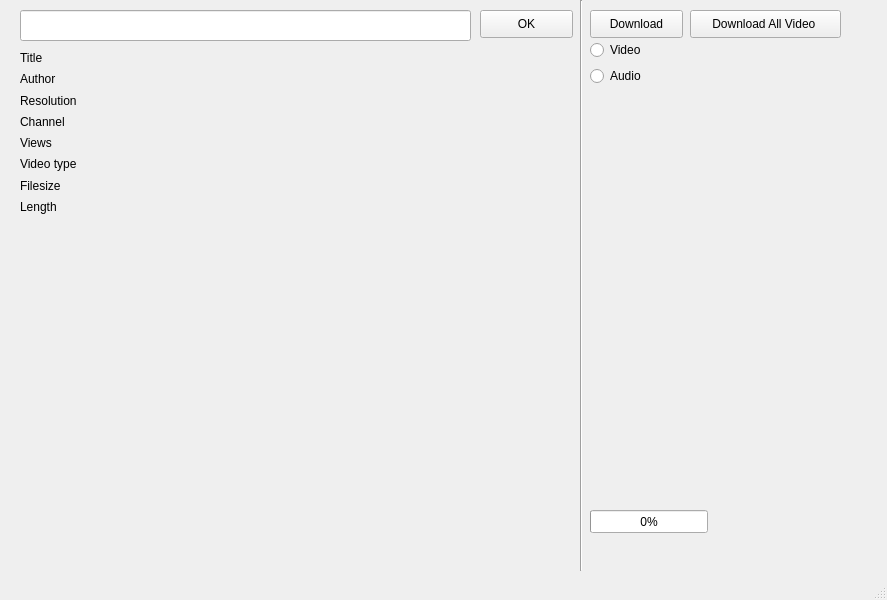
The window that Downloader.ui (ml37/Copilot-test) describes before a commit, drawn with Qt 5.
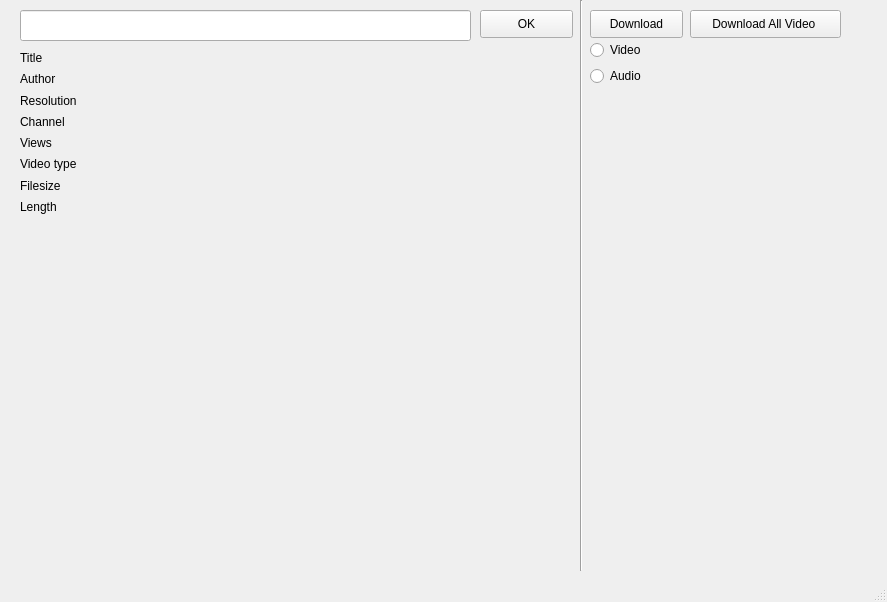
The same window after the commit.

```diff
--- a/Downloader.ui
+++ b/Downloader.ui
@@ -7,7 +7,7 @@
     <x>0</x>
     <y>0</y>
     <width>887</width>
-    <height>600</height>
+    <height>602</height>
    </rect>
   </property>
   <property name="windowTitle">
@@ -189,19 +189,6 @@
      <string>Download All Video </string>
     </property>
    </widget>
-   <widget class="QProgressBar" name="progressBar">
-    <property name="geometry">
-     <rect>
-      <x>590</x>
-      <y>510</y>
-      <width>118</width>
-      <height>23</height>
-     </rect>
-    </property>
-    <property name="value">
-     <number>0</number>
-    </property>
-   </widget>
   </widget>
   <widget class="QMenuBar" name="menubar">
    <property name="geometry">
```
